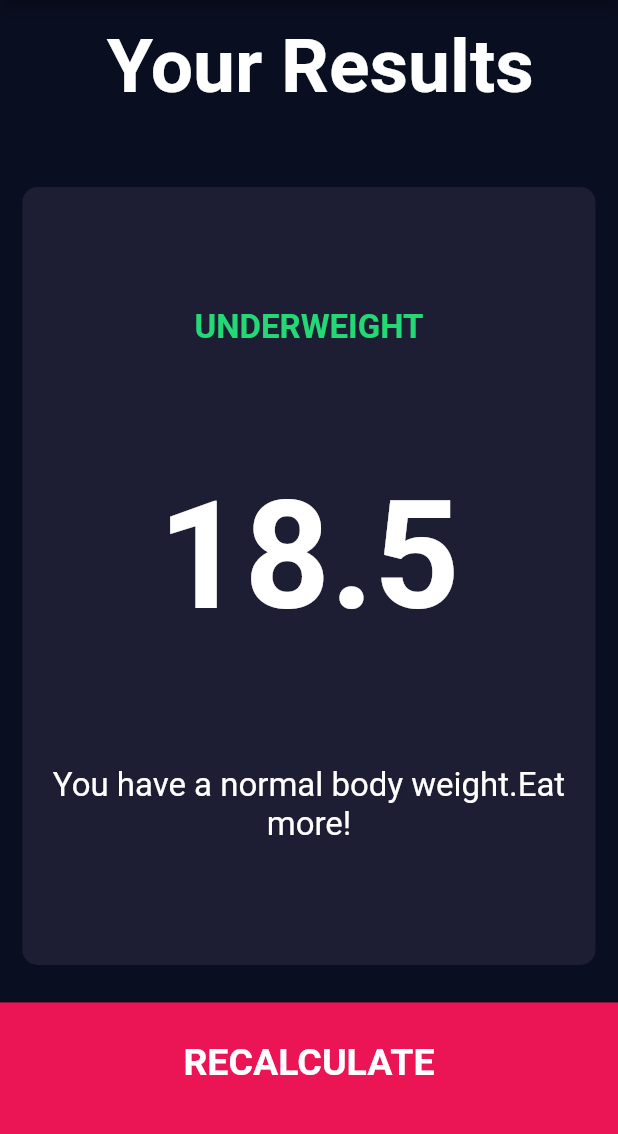
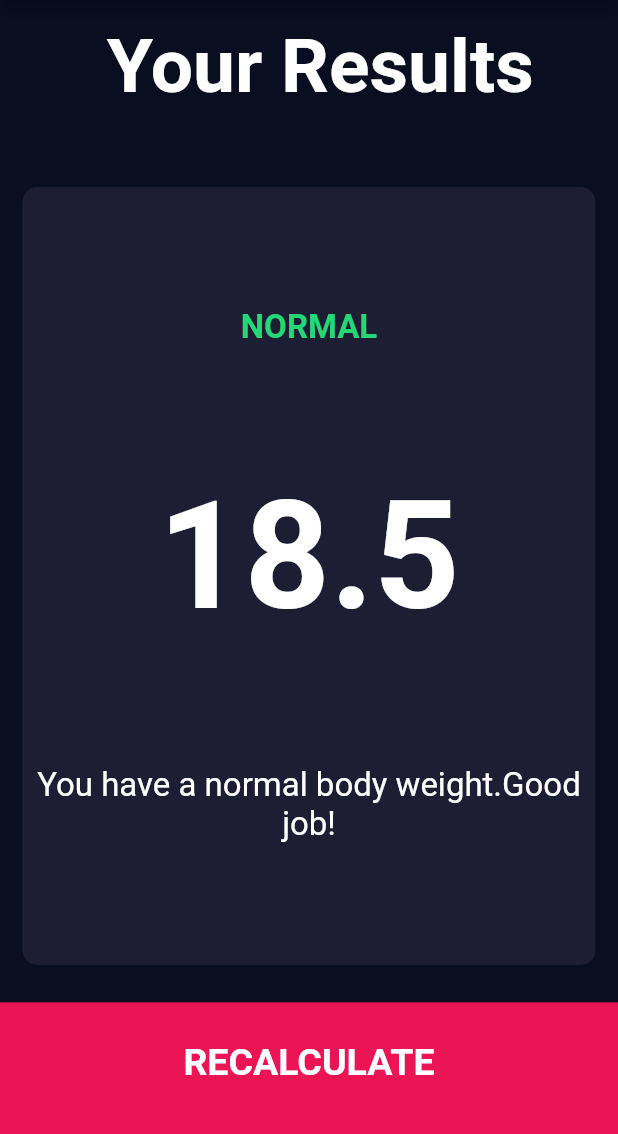
Before and after one commit to nitikasehgal/BMI-Calculator, a Flutter app: the screen it shows after launch, after a tap on "CALCULATE", on a phone screen of 412 x 824 dp, the part 84-1218 px from its top. Run offline on Flutter 3.47's test engine with Material 2 defaults, Android fonts, the phone set to English and light mode, and no system bars; our stand-ins replace font_awesome_flutter.

Commit message:
Update calculation.dart

```diff
--- a/lib/calculation.dart
+++ b/lib/calculation.dart
@@ -5,16 +5,16 @@ class calculation {
   int height;
   int weight;
 
-  double _bmi = 0.0;
+  double? _bmi = 0.0;
   String calculateres() {
-    double _bmi = weight / pow(height / 100, 2);
-    return _bmi.toStringAsFixed(1);
+     _bmi = weight / pow(height / 100, 2);
+    return _bmi!.toStringAsFixed(1);
   }
 
   String getresult() {
     if (_bmi >= 25) {
       return "Overweight";
-    } else if (_bmi > 18.5) {
+    } else if (_bmi >= 18.5) {
       return "Normal";
     } else {
       return "Underweight";
@@ -27,7 +27,7 @@ class calculation {
     } else if (_bmi > 18.5) {
       return "You have a normal body weight.Good job!";
     } else {
-      return "You have a normal body weight.Eat more!";
+      return "You have a less thannormal body weight.Eat more!";
     }
   }
 }
```
